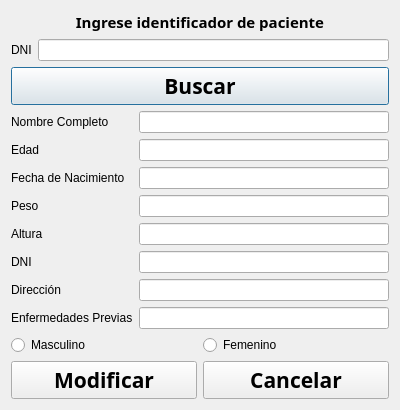
AlejandrVilla/SIPREC_CCII, file SIPREC/busc_historial.ui: the form before one commit.
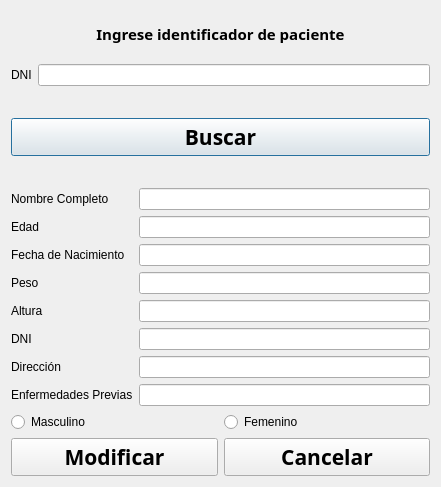
The form after the commit.

```diff
--- a/SIPREC/busc_historial.ui
+++ b/SIPREC/busc_historial.ui
@@ -6,8 +6,8 @@
    <rect>
     <x>0</x>
     <y>0</y>
-    <width>400</width>
-    <height>379</height>
+    <width>441</width>
+    <height>487</height>
    </rect>
   </property>
   <property name="windowTitle">
```
